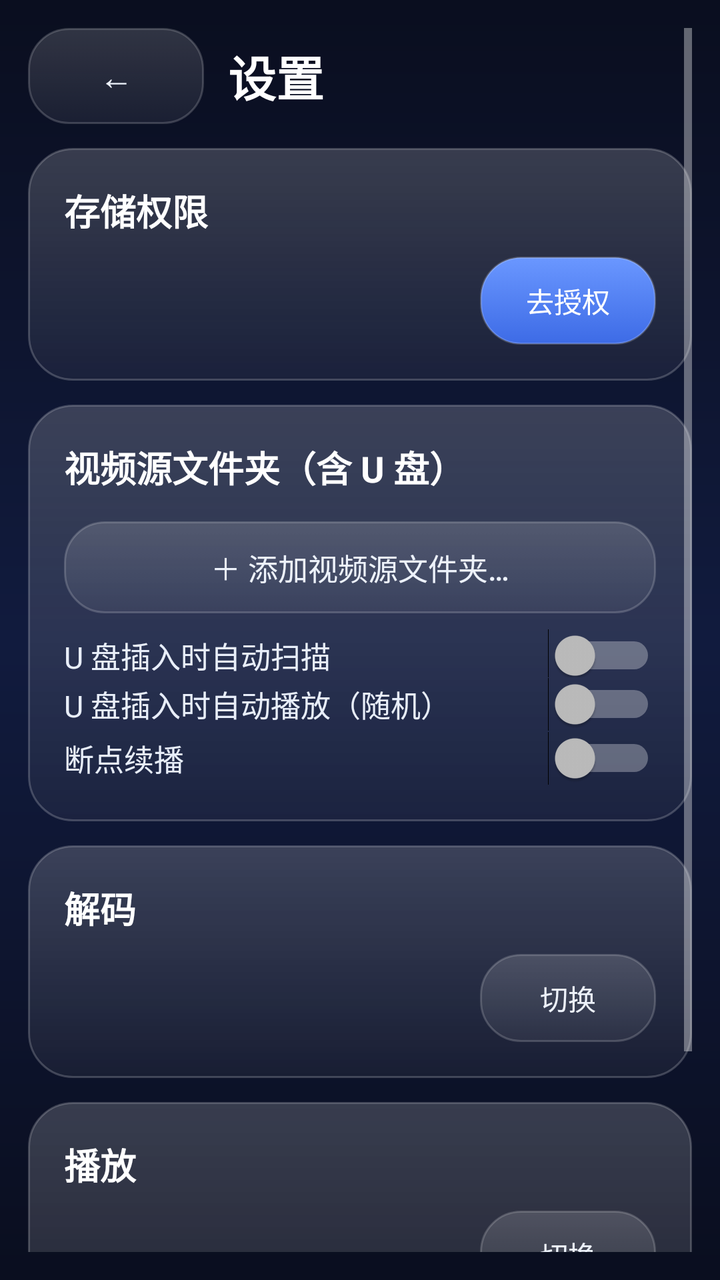
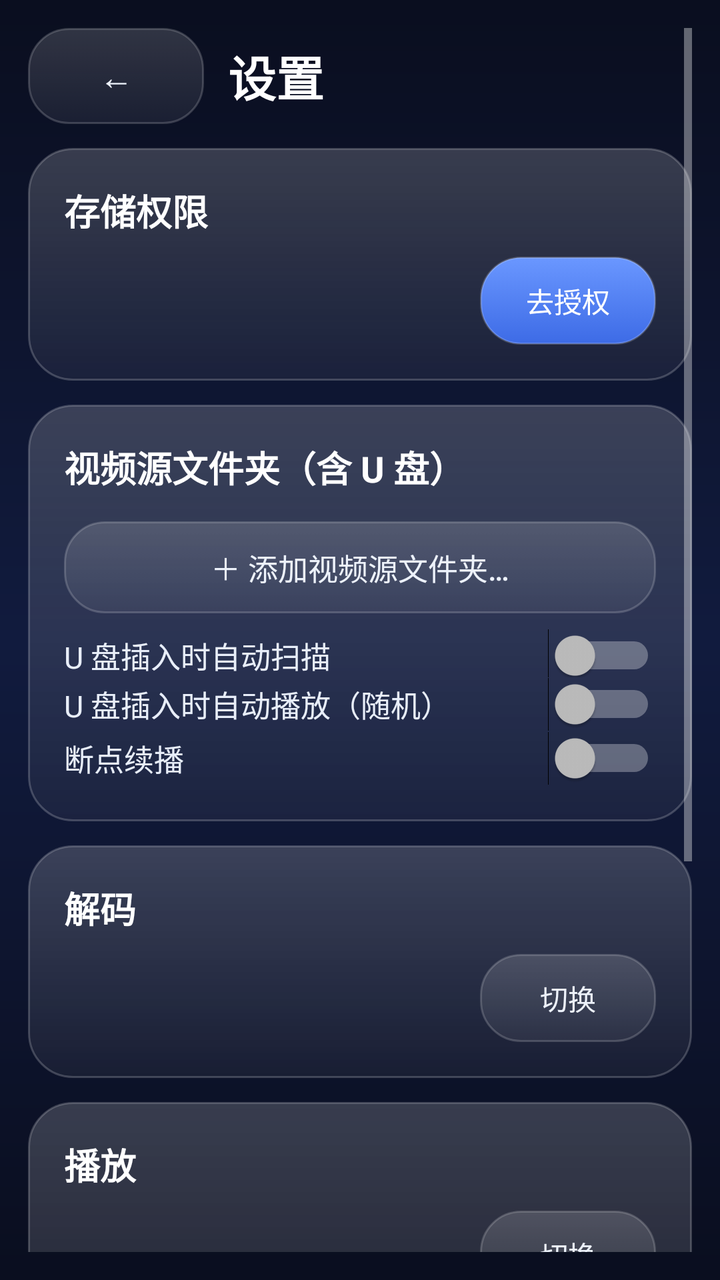

An Android layout rendered at two revisions. The XML below is the earlier revision; the diff shows what the commit changed to produce the second picture.
<!-- AndroidManifest.xml: application theme Theme.MyApplication -->
<!-- res/layout/activity_settings.xml -->
<?xml version="1.0" encoding="utf-8"?>
<ScrollView xmlns:android="http://schemas.android.com/apk/res/android"
    android:layout_width="match_parent"
    android:layout_height="match_parent"
    android:fitsSystemWindows="true"
    android:padding="14dp">

    <LinearLayout
        android:layout_width="match_parent"
        android:layout_height="wrap_content"
        android:orientation="vertical">

        
        <LinearLayout
            android:layout_width="match_parent"
            android:layout_height="wrap_content"
            android:gravity="center_vertical"
            android:orientation="horizontal"
            android:paddingBottom="12dp">

            <Button
                android:id="@+id/btn_back"
                android:layout_width="wrap_content"
                android:layout_height="48dp"
                android:layout_marginEnd="12dp"
                android:background="@drawable/glass_button"
                android:paddingStart="22dp"
                android:paddingEnd="22dp"
                android:text="←"
                android:textColor="#EDF2FB"
                android:textSize="17sp" />

            <TextView
                android:layout_width="wrap_content"
                android:layout_height="wrap_content"
                android:text="设置"
                android:textColor="#FFFFFF"
                android:textSize="24sp"
                android:textStyle="bold" />
        </LinearLayout>

        
        <LinearLayout
            android:id="@+id/card_permission"
            android:layout_width="match_parent"
            android:layout_height="wrap_content"
            android:layout_marginBottom="12dp"
            android:background="@drawable/glass_panel"
            android:orientation="vertical"
            android:padding="18dp">

            <TextView
                android:layout_width="match_parent"
                android:layout_height="wrap_content"
                android:text="存储权限"
                android:textColor="#FFFFFF"
                android:textSize="18sp"
                android:textStyle="bold" />

            <LinearLayout
                android:layout_width="match_parent"
                android:layout_height="wrap_content"
                android:gravity="center_vertical"
                android:orientation="horizontal"
                android:paddingTop="10dp">

                <TextView
                    android:id="@+id/text_permission"
                    android:layout_width="0dp"
                    android:layout_height="wrap_content"
                    android:layout_weight="1"
                    android:textColor="#C9D2E3"
                    android:textSize="14sp" />

                <Button
                    android:id="@+id/btn_permission"
                    android:layout_width="wrap_content"
                    android:layout_height="44dp"
                    android:background="@drawable/glass_button_accent"
                    android:paddingStart="20dp"
                    android:paddingEnd="20dp"
                    android:text="去授权"
                    android:textColor="#FFFFFF"
                    android:textSize="14sp" />
            </LinearLayout>
        </LinearLayout>

        
        <LinearLayout
            android:id="@+id/card_sources"
            android:layout_width="match_parent"
            android:layout_height="wrap_content"
            android:layout_marginBottom="12dp"
            android:background="@drawable/glass_panel"
            android:orientation="vertical"
            android:padding="18dp">

            <TextView
                android:layout_width="match_parent"
                android:layout_height="wrap_content"
                android:text="视频源文件夹（含 U 盘）"
                android:textColor="#FFFFFF"
                android:textSize="18sp"
                android:textStyle="bold" />

            <LinearLayout
                android:id="@+id/source_container"
                android:layout_width="match_parent"
                android:layout_height="wrap_content"
                android:orientation="vertical"
                android:paddingTop="8dp" />

            <Button
                android:id="@+id/btn_add_source"
                android:layout_width="match_parent"
                android:layout_height="46dp"
                android:layout_marginTop="6dp"
                android:background="@drawable/glass_button"
                android:text="＋ 添加视频源文件夹…"
                android:textColor="#EDF2FB"
                android:textSize="15sp" />

            <Switch
                android:id="@+id/switch_scan_on_mount"
                android:layout_width="match_parent"
                android:layout_height="wrap_content"
                android:paddingTop="10dp"
                android:text="U 盘插入时自动扫描"
                android:textColor="#E8EEF9"
                android:textSize="15sp" />

            <Switch
                android:id="@+id/switch_auto_play"
                android:layout_width="match_parent"
                android:layout_height="wrap_content"
                android:text="U 盘插入时自动播放（随机）"
                android:textColor="#E8EEF9"
                android:textSize="15sp" />

            <Switch
                android:id="@+id/switch_resume"
                android:layout_width="match_parent"
                android:layout_height="wrap_content"
                android:text="断点续播"
                android:textColor="#E8EEF9"
                android:textSize="15sp" />
        </LinearLayout>

        
        <LinearLayout
            android:id="@+id/card_decode"
            android:layout_width="match_parent"
            android:layout_height="wrap_content"
            android:layout_marginBottom="12dp"
            android:background="@drawable/glass_panel"
            android:orientation="vertical"
            android:padding="18dp">

            <TextView
                android:layout_width="match_parent"
                android:layout_height="wrap_content"
                android:text="解码"
                android:textColor="#FFFFFF"
                android:textSize="18sp"
                android:textStyle="bold" />

            <LinearLayout
                android:layout_width="match_parent"
                android:layout_height="wrap_content"
                android:gravity="center_vertical"
                android:orientation="horizontal"
                android:paddingTop="10dp">

                <TextView
                    android:id="@+id/text_decode_mode"
                    android:layout_width="0dp"
                    android:layout_height="wrap_content"
                    android:layout_weight="1"
                    android:textColor="#C9D2E3"
                    android:textSize="14sp" />

                <Button
                    android:id="@+id/btn_decode_mode"
                    android:layout_width="wrap_content"
                    android:layout_height="44dp"
                    android:background="@drawable/glass_button"
                    android:paddingStart="20dp"
                    android:paddingEnd="20dp"
                    android:text="切换"
                    android:textColor="#EDF2FB"
                    android:textSize="14sp" />
            </LinearLayout>
        </LinearLayout>

        
        <LinearLayout
            android:id="@+id/card_play"
            android:layout_width="match_parent"
            android:layout_height="wrap_content"
            android:layout_marginBottom="12dp"
            android:background="@drawable/glass_panel"
            android:orientation="vertical"
            android:padding="18dp">

            <TextView
                android:layout_width="match_parent"
                android:layout_height="wrap_content"
                android:text="播放"
                android:textColor="#FFFFFF"
                android:textSize="18sp"
                android:textStyle="bold" />

            <LinearLayout
                android:layout_width="match_parent"
                android:layout_height="wrap_content"
                android:gravity="center_vertical"
                android:orientation="horizontal"
                android:paddingTop="10dp">

                <TextView
                    android:id="@+id/text_display_mode"
                    android:layout_width="0dp"
                    android:layout_height="wrap_content"
                    android:layout_weight="1"
                    android:textColor="#C9D2E3"
                    android:textSize="14sp" />

                <Button
                    android:id="@+id/btn_display_mode"
                    android:layout_width="wrap_content"
                    android:layout_height="44dp"
                    android:background="@drawable/glass_button"
                    android:paddingStart="20dp"
                    android:paddingEnd="20dp"
                    android:text="切换"
                    android:textColor="#EDF2FB"
                    android:textSize="14sp" />
            </LinearLayout>

            <LinearLayout
                android:layout_width="match_parent"
                android:layout_height="wrap_content"
                android:gravity="center_vertical"
                android:orientation="horizontal"
                android:paddingTop="10dp">

                <TextView
                    android:id="@+id/text_default_mode"
                    android:layout_width="0dp"
                    android:layout_height="wrap_content"
                    android:layout_weight="1"
                    android:textColor="#C9D2E3"
                    android:textSize="14sp" />

                <Button
                    android:id="@+id/btn_default_mode"
                    android:layout_width="wrap_content"
                    android:layout_height="44dp"
                    android:background="@drawable/glass_button"
                    android:paddingStart="20dp"
                    android:paddingEnd="20dp"
                    android:text="切换"
                    android:textColor="#EDF2FB"
                    android:textSize="14sp" />
            </LinearLayout>

            <Switch
                android:id="@+id/switch_remember_mode"
                android:layout_width="match_parent"
                android:layout_height="wrap_content"
                android:paddingTop="10dp"
                android:text="记住上次播放模式（否则用默认值）"
                android:textColor="#E8EEF9"
                android:textSize="15sp" />
        </LinearLayout>
    </LinearLayout>
</ScrollView>
<!-- resources referenced by this layout -->
<resources>
  <!-- drawable glass_button (drawable) -->
  <?xml version="1.0" encoding="utf-8"?>
  <selector xmlns:android="http://schemas.android.com/apk/res/android">
      <item android:state_pressed="true">
          <shape android:shape="rectangle">
              <gradient
                  android:angle="270"
                  android:startColor="#45FFFFFF"
                  android:endColor="#22FFFFFF" />
              <stroke
                  android:width="1dp"
                  android:color="#4DFFFFFF" />
              <corners android:radius="20dp" />
          </shape>
      </item>
      <item>
          <shape android:shape="rectangle">
              <gradient
                  android:angle="270"
                  android:startColor="#28FFFFFF"
                  android:endColor="#10FFFFFF" />
              <stroke
                  android:width="1dp"
                  android:color="#2EFFFFFF" />
              <corners android:radius="20dp" />
          </shape>
      </item>
  </selector>
  <!-- drawable glass_button_accent (drawable) -->
  <?xml version="1.0" encoding="utf-8"?>
  <selector xmlns:android="http://schemas.android.com/apk/res/android">
      <item android:state_pressed="true">
          <shape android:shape="rectangle">
              <gradient
                  android:angle="270"
                  android:startColor="#7DA8FF"
                  android:endColor="#4A76EC" />
              <stroke
                  android:width="1dp"
                  android:color="#59FFFFFF" />
              <corners android:radius="20dp" />
          </shape>
      </item>
      <item>
          <shape android:shape="rectangle">
              <gradient
                  android:angle="270"
                  android:startColor="#6A97FF"
                  android:endColor="#3D6BE6" />
              <stroke
                  android:width="1dp"
                  android:color="#33FFFFFF" />
              <corners android:radius="20dp" />
          </shape>
      </item>
  </selector>
  <!-- drawable glass_panel (drawable) -->
  <?xml version="1.0" encoding="utf-8"?>
  <shape xmlns:android="http://schemas.android.com/apk/res/android"
      android:shape="rectangle">
      <gradient
          android:angle="270"
          android:startColor="#2EFFFFFF"
          android:endColor="#0CFFFFFF" />
      <stroke
          android:width="1dp"
          android:color="#33FFFFFF" />
      <corners android:radius="22dp" />
  </shape>
  <style name="Theme.MyApplication" parent="android:Theme.Material.NoActionBar">
          <item name="android:windowBackground">@drawable/bg_window</item>
          <item name="android:statusBarColor">#66000000</item>
          <item name="android:navigationBarColor">#66000000</item>
      </style>
  <!-- drawable bg_window (drawable) -->
  <?xml version="1.0" encoding="utf-8"?>
  <shape xmlns:android="http://schemas.android.com/apk/res/android"
      android:shape="rectangle">
      <gradient
          android:angle="270"
          android:startColor="#0A0E1F"
          android:centerColor="#111B3E"
          android:endColor="#0A0E1F" />
  </shape>
</resources>

<!-- the commit's change to res/layout/activity_settings.xml (unified diff, before → after) -->
@@ -21,9 +21,10 @@
             <Button
                 android:id="@+id/btn_back"
                 android:layout_width="wrap_content"
-                android:layout_height="48dp"
+                android:layout_height="wrap_content"
                 android:layout_marginEnd="12dp"
                 android:background="@drawable/glass_button"
+                android:minHeight="48dp"
                 android:paddingStart="22dp"
                 android:paddingEnd="22dp"
                 android:text="←"
@@ -75,8 +76,9 @@
                 <Button
                     android:id="@+id/btn_permission"
                     android:layout_width="wrap_content"
-                    android:layout_height="44dp"
+                    android:layout_height="wrap_content"
                     android:background="@drawable/glass_button_accent"
+                    android:minHeight="44dp"
                     android:paddingStart="20dp"
                     android:paddingEnd="20dp"
                     android:text="去授权"
@@ -113,9 +115,10 @@
             <Button
                 android:id="@+id/btn_add_source"
                 android:layout_width="match_parent"
-                android:layout_height="46dp"
+                android:layout_height="wrap_content"
                 android:layout_marginTop="6dp"
                 android:background="@drawable/glass_button"
+                android:minHeight="46dp"
                 android:text="＋ 添加视频源文件夹…"
                 android:textColor="#EDF2FB"
                 android:textSize="15sp" />
@@ -182,8 +185,9 @@
                 <Button
                     android:id="@+id/btn_decode_mode"
                     android:layout_width="wrap_content"
-                    android:layout_height="44dp"
-                    android:background="@drawable/glass_button"
+                    android:layout_height="wrap_content"
+                    android:background="@drawable/glass_button"
+                    android:minHeight="44dp"
                     android:paddingStart="20dp"
                     android:paddingEnd="20dp"
                     android:text="切换"
@@ -228,8 +232,9 @@
                 <Button
                     android:id="@+id/btn_display_mode"
                     android:layout_width="wrap_content"
-                    android:layout_height="44dp"
-                    android:background="@drawable/glass_button"
+                    android:layout_height="wrap_content"
+                    android:background="@drawable/glass_button"
+                    android:minHeight="44dp"
                     android:paddingStart="20dp"
                     android:paddingEnd="20dp"
                     android:text="切换"
@@ -255,8 +260,9 @@
                 <Button
                     android:id="@+id/btn_default_mode"
                     android:layout_width="wrap_content"
-                    android:layout_height="44dp"
-                    android:background="@drawable/glass_button"
+                    android:layout_height="wrap_content"
+                    android:background="@drawable/glass_button"
+                    android:minHeight="44dp"
                     android:paddingStart="20dp"
                     android:paddingEnd="20dp"
                     android:text="切换"
@@ -273,5 +279,88 @@
                 android:textColor="#E8EEF9"
                 android:textSize="15sp" />
         </LinearLayout>
+
+        
+        <LinearLayout
+            android:id="@+id/card_font"
+            android:layout_width="match_parent"
+            android:layout_height="wrap_content"
+            android:layout_marginBottom="12dp"
+            android:background="@drawable/glass_panel"
+            android:orientation="vertical"
+            android:padding="18dp">
+
+            <TextView
+                android:layout_width="match_parent"
+                android:layout_height="wrap_content"
+                android:text="界面字体"
+                android:textColor="#FFFFFF"
+                android:textSize="18sp"
+                android:textStyle="bold" />
+
+            <TextView
+                android:layout_width="match_parent"
+                android:layout_height="wrap_content"
+                android:paddingTop="6dp"
+                android:text="所有界面文字统一缩放（80% ~ 150%），调整后立即生效"
+                android:textColor="#C9D2E3"
+                android:textSize="14sp" />
+
+            <LinearLayout
+                android:layout_width="match_parent"
+                android:layout_height="wrap_content"
+                android:gravity="center_vertical"
+                android:orientation="horizontal"
+                android:paddingTop="10dp">
+
+                <Button
+                    android:id="@+id/btn_font_down"
+                    android:layout_width="0dp"
+                    android:layout_height="wrap_content"
+                    android:layout_weight="1"
+                    android:layout_marginEnd="6dp"
+                    android:background="@drawable/glass_button"
+                    android:minHeight="44dp"
+                    android:text="A−"
+                    android:textColor="#E8EEF9"
+                    android:textSize="15sp" />
+
+                <TextView
+                    android:id="@+id/text_font_scale"
+                    android:layout_width="0dp"
+                    android:layout_height="wrap_content"
+                    android:layout_weight="1"
+                    android:gravity="center"
+                    android:text="100%"
+                    android:textColor="#FFFFFF"
+                    android:textSize="20sp"
+                    android:textStyle="bold" />
+
+                <Button
+                    android:id="@+id/btn_font_up"
+                    android:layout_width="0dp"
+                    android:layout_height="wrap_content"
+                    android:layout_weight="1"
+                    android:layout_marginStart="6dp"
+                    android:layout_marginEnd="6dp"
+                    android:background="@drawable/glass_button"
+                    android:minHeight="44dp"
+                    android:text="A＋"
+                    android:textColor="#E8EEF9"
+                    android:textSize="15sp" />
+
+                <Button
+                    android:id="@+id/btn_font_reset"
+                    android:layout_width="0dp"
+                    android:layout_height="wrap_content"
+                    android:layout_weight="1"
+                    android:layout_marginStart="6dp"
+                    android:background="@drawable/glass_button"
+                    android:minHeight="44dp"
+                    android:text="默认"
+                    android:textColor="#EDF2FB"
+                    android:textSize="15sp" />
+            </LinearLayout>
+        </LinearLayout>
     </LinearLayout>
 </ScrollView>
